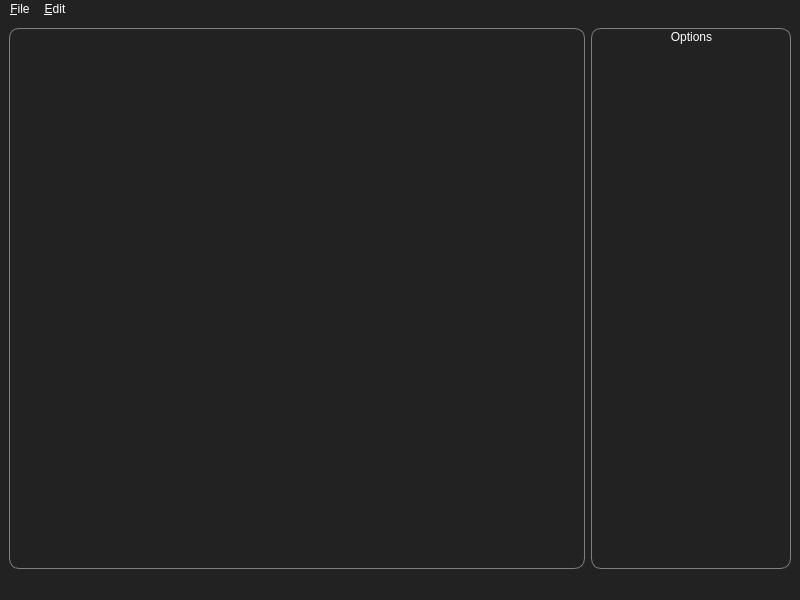
BenjikQ/Livewire, file src/app/main_window.ui: the form before one commit.
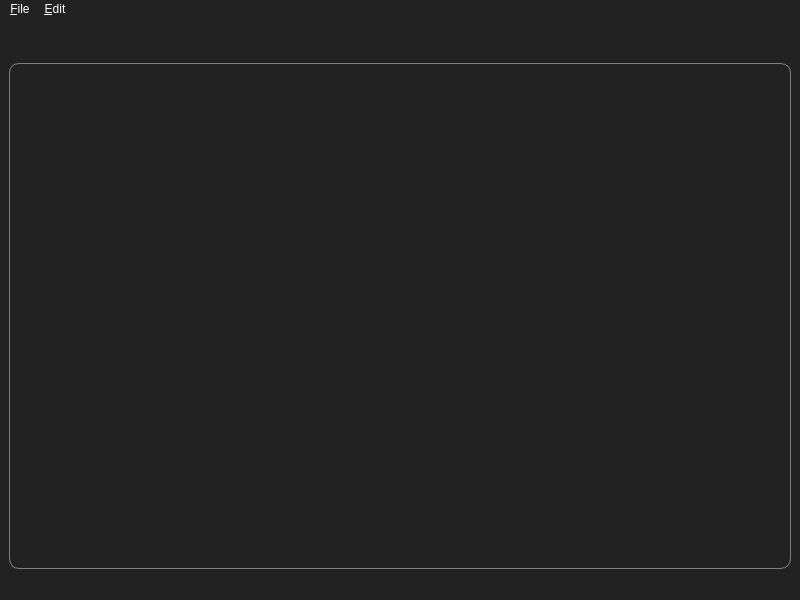
The form after the commit. Icons and pictures are not drawn.

Commit message: Enable changing color of paths and clicked points

```diff
--- a/src/app/main_window.ui
+++ b/src/app/main_window.ui
@@ -39,7 +39,12 @@
 {
 	border: 1px solid gray;
 	border-radius: 10px;
-}</string>
+}
+
+QToolBar
+{
+	border: none;
+}	</string>
   </property>
   <widget class="QWidget" name="centralwidget">
    <property name="mouseTracking">
@@ -56,28 +61,6 @@
       </property>
      </widget>
     </item>
-    <item>
-     <widget class="QGroupBox" name="optionsBox">
-      <property name="minimumSize">
-       <size>
-        <width>200</width>
-        <height>0</height>
-       </size>
-      </property>
-      <property name="maximumSize">
-       <size>
-        <width>200</width>
-        <height>16777215</height>
-       </size>
-      </property>
-      <property name="title">
-       <string>Options</string>
-      </property>
-      <property name="alignment">
-       <set>Qt::AlignHCenter|Qt::AlignTop</set>
-      </property>
-     </widget>
-    </item>
    </layout>
   </widget>
   <widget class="QMenuBar" name="menubar">
@@ -112,6 +95,28 @@
     <bool>true</bool>
    </property>
   </widget>
+  <widget class="QToolBar" name="toolBar">
+   <property name="minimumSize">
+    <size>
+     <width>1</width>
+     <height>0</height>
+    </size>
+   </property>
+   <property name="windowTitle">
+    <string>toolBar</string>
+   </property>
+   <property name="movable">
+    <bool>false</bool>
+   </property>
+   <attribute name="toolBarArea">
+    <enum>TopToolBarArea</enum>
+   </attribute>
+   <attribute name="toolBarBreak">
+    <bool>false</bool>
+   </attribute>
+   <addaction name="actionChangePointColor"/>
+   <addaction name="actionChangePathColor"/>
+  </widget>
   <action name="actionOpen">
    <property name="icon">
     <iconset>
@@ -177,6 +182,30 @@
     <string>Ctrl+Y</string>
    </property>
   </action>
+  <action name="actionChangePathColor">
+   <property name="icon">
+    <iconset>
+     <normaloff>../../data/icons/brush.png</normaloff>../../data/icons/brush.png</iconset>
+   </property>
+   <property name="text">
+    <string> </string>
+   </property>
+   <property name="toolTip">
+    <string>Line color</string>
+   </property>
+  </action>
+  <action name="actionChangePointColor">
+   <property name="icon">
+    <iconset>
+     <normaloff>../../data/icons/point.png</normaloff>../../data/icons/point.png</iconset>
+   </property>
+   <property name="text">
+    <string> </string>
+   </property>
+   <property name="toolTip">
+    <string>Point color</string>
+   </property>
+  </action>
  </widget>
  <resources/>
  <connections>
```
Left out of the diff: 34 changed lines with no effect on the pictures. The commit also changes 10 other files.
